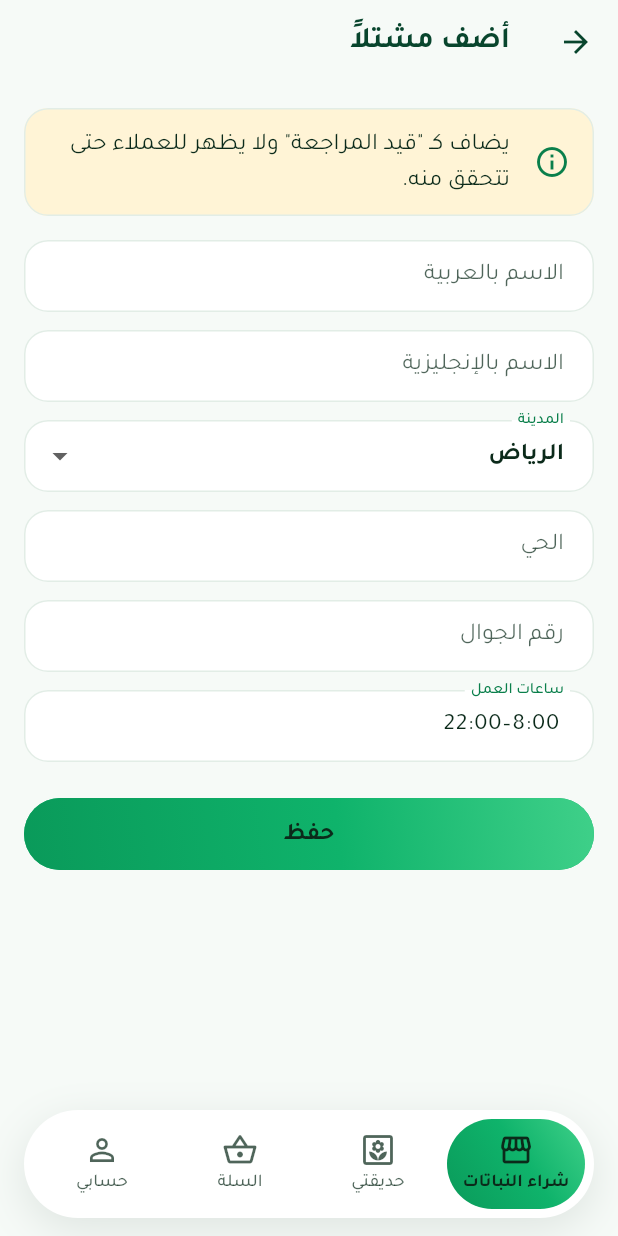
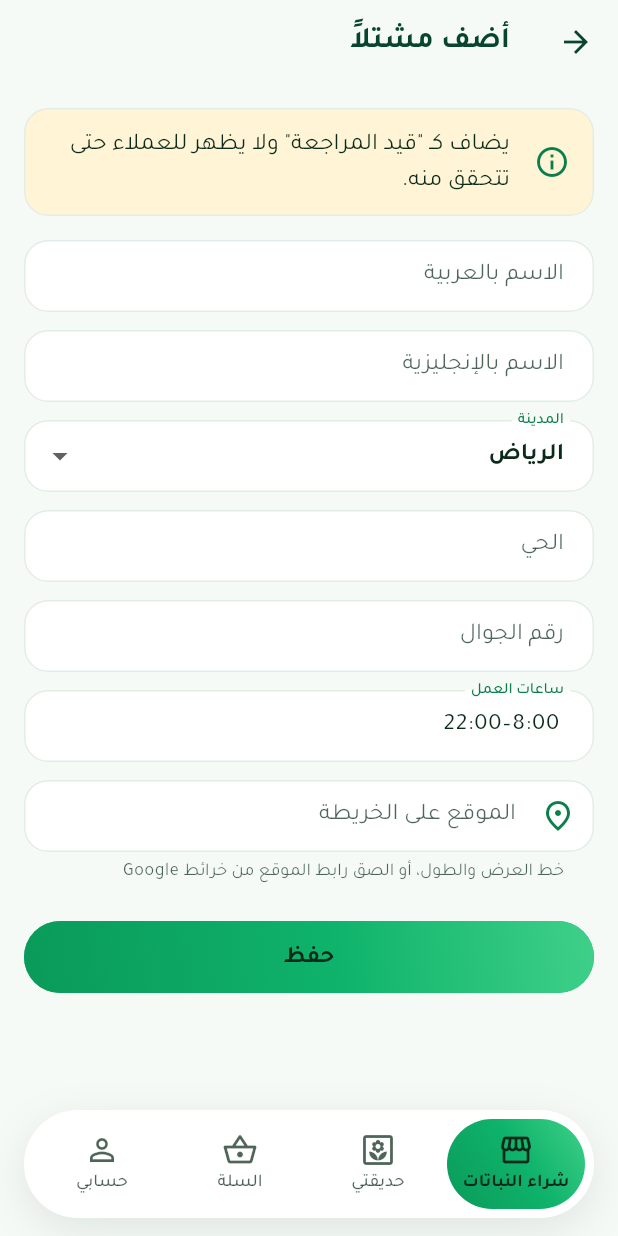
Before and after one commit to khalednjed-pixel/mashtal, a Flutter app: the NurseryFormScreen screen opened by its route, on a phone screen of 412 x 824 dp. Run offline on Flutter 3.47's test engine with Material 3 defaults, Android fonts, the phone set to English and light mode, and no system bars; our stand-ins replace cloud_firestore, firebase_auth, firebase_core, go_router, image_picker, shared_preferences; accounts and stored records are empty.

Commit message:
US-18: nursery location and directions on an accepted reservation
Once a nursery accepts, the customer's reservation tears off into a pickup
pass: the nursery's name, district and city, opening hours, a ring showing
how much of the 48-hour hold is left, a Directions button that opens the map
app at the nursery, and a call button.

Nurseries get an optional map point (lat, lng); the admin types it or pastes
a Google Maps link in the nursery form. Without one, directions search for
the nursery by name and district. Demo nurseries use their district's centre.

Also: on the nursery's side a collected reservation now says it was
collected by the customer, instead of the customer's "now in My Garden".

```diff
--- a/lib/data/local_backend.dart
+++ b/lib/data/local_backend.dart
@@ -508,6 +508,8 @@ class LocalBackend extends ChangeNotifier implements AuthRepository, MarketRepos
       phone: draft.phone,
       hours: draft.hours,
       status: PartnerStatus.pending,
+      lat: draft.lat,
+      lng: draft.lng,
     );
     _nurseries.add(n);
     // Give the nursery a sign-in account on its phone number.
--- a/lib/l10n/strings.dart
+++ b/lib/l10n/strings.dart
@@ -83,6 +83,14 @@ const Map<String, Map<String, String>> _strings = {
   'res.expired': {'ar': 'انتهت مدة الحجز', 'en': 'Hold expired'},
   'heldUntil': {'ar': 'محجوز لك حتى', 'en': 'Held for you until'},
   'rejectReason': {'ar': 'السبب', 'en': 'Reason'},
+  // US-18: where to collect.
+  'pickupAt': {'ar': 'الاستلام من', 'en': 'Pick up at'},
+  'directions': {'ar': 'الاتجاهات', 'en': 'Directions'},
+  'callNursery': {'ar': 'اتصل بالمشتل', 'en': 'Call the nursery'},
+  'hoursLeft': {'ar': 'باقي {h} ساعة', 'en': '{h} h left'},
+  'mapLocation': {'ar': 'الموقع على الخريطة', 'en': 'Map location'},
+  'mapLocationHelp': {'ar': 'خط العرض والطول، أو الصق رابط الموقع من خرائط Google', 'en': 'Latitude and longitude, or paste the place link from Google Maps'},
+  'mapLocationInvalid': {'ar': 'لم نجد إحداثيات في هذا النص', 'en': 'No coordinates found in this text'},
   // US-20: pickup puts the plants into My Garden.
   'markPickedUp': {'ar': 'تم التسليم', 'en': 'Mark picked up'},
   'pickedUpConfirmTitle': {'ar': 'هل استلم العميل النباتات؟', 'en': 'Has the customer collected the plants?'},
@@ -90,6 +98,7 @@ const Map<String, Map<String, String>> _strings = {
   'confirmPickedUp': {'ar': 'نعم، استلمها', 'en': 'Yes, collected'},
   'inYourGarden': {'ar': 'استلمتها في {date}، وهي الآن في حديقتك', 'en': 'Collected {date}, now in My Garden'},
   'openGarden': {'ar': 'افتح حديقتي', 'en': 'Open My Garden'},
+  'collectedOn': {'ar': 'استلمها العميل في {date}', 'en': 'Collected by the customer on {date}'},
   'accept': {'ar': 'قبول', 'en': 'Accept'},
   'reject': {'ar': 'رفض', 'en': 'Reject'},
   'rejectWhy': {'ar': 'سبب الرفض', 'en': 'Why are you rejecting it?'},
--- a/lib/models/models.dart
+++ b/lib/models/models.dart
@@ -203,6 +203,8 @@ class Nursery {
     required this.status,
     this.rating = 0,
     this.ratingCount = 0,
+    this.lat,
+    this.lng,
   });
 
   final String id;
@@ -216,10 +218,14 @@ class Nursery {
   final double rating;
   final int ratingCount;
 
+  /// Map location for directions (US-18), set by the admin.
+  final double? lat;
+  final double? lng;
+
   String name(String lang) => lang == 'ar' ? nameAr : nameEn;
   bool get isVerified => status == PartnerStatus.verified;
 
-  Nursery copyWith({String? id, String? nameAr, String? nameEn, String? city, String? district, String? phone, String? hours, PartnerStatus? status}) => Nursery(
+  Nursery copyWith({String? id, String? nameAr, String? nameEn, String? city, String? district, String? phone, String? hours, PartnerStatus? status, (double, double)? Function()? location}) => Nursery(
         id: id ?? this.id,
         nameAr: nameAr ?? this.nameAr,
         nameEn: nameEn ?? this.nameEn,
@@ -230,6 +236,8 @@ class Nursery {
         status: status ?? this.status,
         rating: rating,
         ratingCount: ratingCount,
+        lat: location != null ? location()?.$1 : lat,
+        lng: location != null ? location()?.$2 : lng,
       );
 
   Map<String, dynamic> toJson() => {
@@ -243,6 +251,8 @@ class Nursery {
         'status': status.name,
         'rating': rating,
         'ratingCount': ratingCount,
+        'lat': ?lat,
+        'lng': ?lng,
       };
 
   factory Nursery.fromJson(Map<String, dynamic> j) => Nursery(
@@ -256,6 +266,8 @@ class Nursery {
         status: _enumByName(PartnerStatus.values, j['status']),
         rating: (j['rating'] as num).toDouble(),
         ratingCount: j['ratingCount'],
+        lat: (j['lat'] as num?)?.toDouble(),
+        lng: (j['lng'] as num?)?.toDouble(),
       );
 }
 
--- a/lib/ui/admin/nursery_form_screen.dart
+++ b/lib/ui/admin/nursery_form_screen.dart
@@ -3,6 +3,7 @@ import 'package:go_router/go_router.dart';
 import 'package:provider/provider.dart';
 
 import '../../l10n/strings.dart';
+import '../../logic/directions.dart';
 import '../../logic/phone.dart';
 import '../../models/models.dart';
 import '../../state/app_state.dart';
@@ -28,11 +29,12 @@ class _NurseryFormScreenState extends State<NurseryFormScreen> {
   late final _district = TextEditingController(text: _existing?.district);
   late final _phone = TextEditingController(text: _existing?.phone);
   late final _hours = TextEditingController(text: _existing?.hours ?? '8:00–22:00');
+  late final _location = TextEditingController(text: _existing?.lat == null ? '' : '${_existing!.lat}, ${_existing.lng}');
   late String _city = _existing?.city ?? 'riyadh';
 
   @override
   void dispose() {
-    for (final c in [_nameAr, _nameEn, _district, _phone, _hours]) {
+    for (final c in [_nameAr, _nameEn, _district, _phone, _hours, _location]) {
       c.dispose();
     }
     super.dispose();
@@ -41,6 +43,7 @@ class _NurseryFormScreenState extends State<NurseryFormScreen> {
   Future<void> _save() async {
     if (!_form.currentState!.validate()) return;
     final backend = context.read<AppState>().backend;
+    final point = parseLocation(_location.text);
     final draft = Nursery(
       id: _existing?.id ?? '',
       nameAr: _nameAr.text.trim(),
@@ -52,6 +55,8 @@ class _NurseryFormScreenState extends State<NurseryFormScreen> {
       status: _existing?.status ?? PartnerStatus.pending,
       rating: _existing?.rating ?? 0,
       ratingCount: _existing?.ratingCount ?? 0,
+      lat: point?.$1,
+      lng: point?.$2,
     );
     if (_existing == null) {
       await backend.createNursery(draft);
@@ -97,6 +102,21 @@ class _NurseryFormScreenState extends State<NurseryFormScreen> {
                 ),
                 const SizedBox(height: 12),
                 TextFormField(controller: _hours, decoration: InputDecoration(labelText: context.tr('hours'))),
+                const SizedBox(height: 12),
+                // US-18: where the directions button points.
+                TextFormField(
+                  key: const Key('nurseryLocation'),
+                  controller: _location,
+                  textDirection: TextDirection.ltr,
+                  decoration: InputDecoration(
+                    labelText: context.tr('mapLocation'),
+                    hintText: '24.7136, 46.6753',
+                    helperText: context.tr('mapLocationHelp'),
+                    helperMaxLines: 2,
+                    prefixIcon: const Icon(Icons.place_outlined),
+                  ),
+                  validator: (v) => (v == null || v.trim().isEmpty || parseLocation(v) != null) ? null : context.tr('mapLocationInvalid'),
+                ),
                 const SizedBox(height: 24),
                 FilledButton(key: const Key('savePartner'), onPressed: _save, child: Text(context.tr('save'))),
               ],
```
Also changed, not shown: lib/data/seed/seed_data.dart (+7 -1 lines), lib/logic/directions.dart (added, +23 -0 lines), lib/ui/customer/my_reservations_screen.dart (+8 -0 lines), lib/ui/widgets/pickup_pass.dart (added, +165 -0 lines), lib/ui/widgets/reservation_card.dart (+9 -2 lines), 3 other files.
